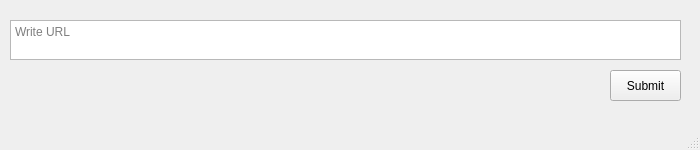
Before: the Qt Designer form GUI/gss.ui in labr1younes/Google-Scholar-Scraper, drawn with Qt 5.
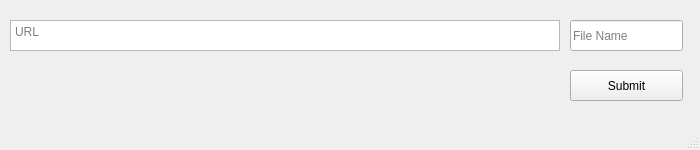
After: the same form once the commit is applied.

Commit message: linked function

Patch:
```diff
--- a/GUI/gss.ui
+++ b/GUI/gss.ui
@@ -17,9 +17,9 @@
    <widget class="QPushButton" name="btn">
     <property name="geometry">
      <rect>
-      <x>610</x>
+      <x>570</x>
       <y>70</y>
-      <width>71</width>
+      <width>113</width>
       <height>31</height>
      </rect>
     </property>
@@ -32,12 +32,25 @@
      <rect>
       <x>10</x>
       <y>20</y>
-      <width>671</width>
-      <height>40</height>
+      <width>550</width>
+      <height>31</height>
      </rect>
     </property>
     <property name="placeholderText">
-     <string>Write URL</string>
+     <string>URL</string>
+    </property>
+   </widget>
+   <widget class="QLineEdit" name="inputName">
+    <property name="geometry">
+     <rect>
+      <x>570</x>
+      <y>20</y>
+      <width>113</width>
+      <height>31</height>
+     </rect>
+    </property>
+    <property name="placeholderText">
+     <string>File Name</string>
     </property>
    </widget>
   </widget>
```
Left out of the diff: 4 changed lines with no effect on the pictures. The commit also changes 1 other file.
